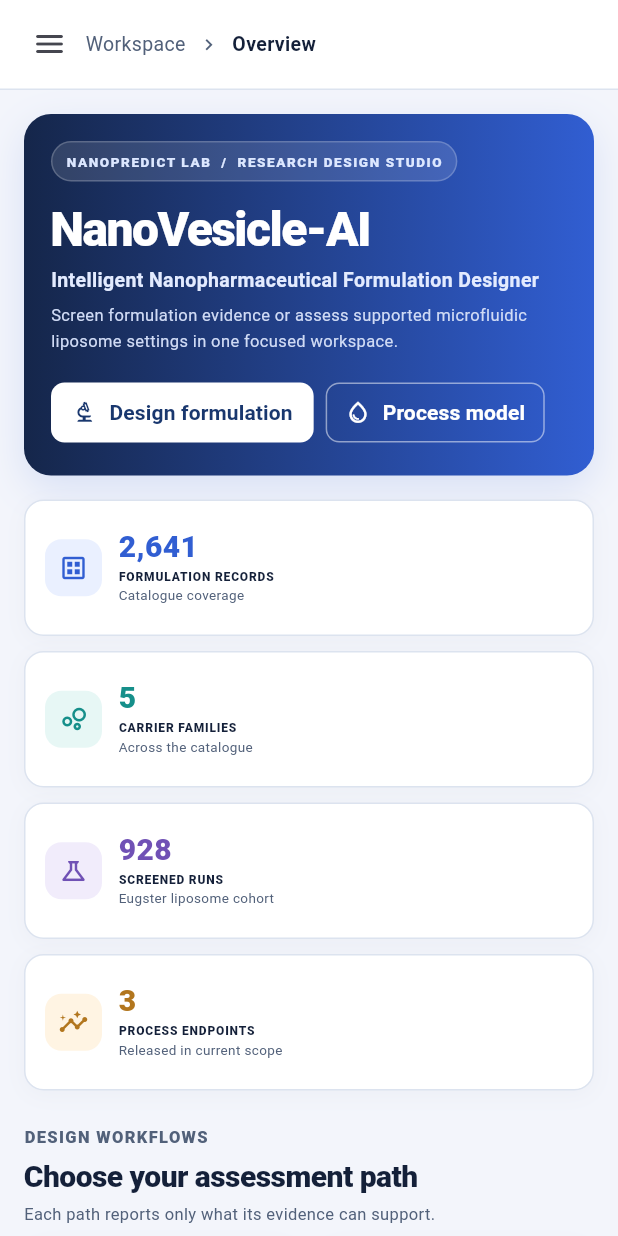
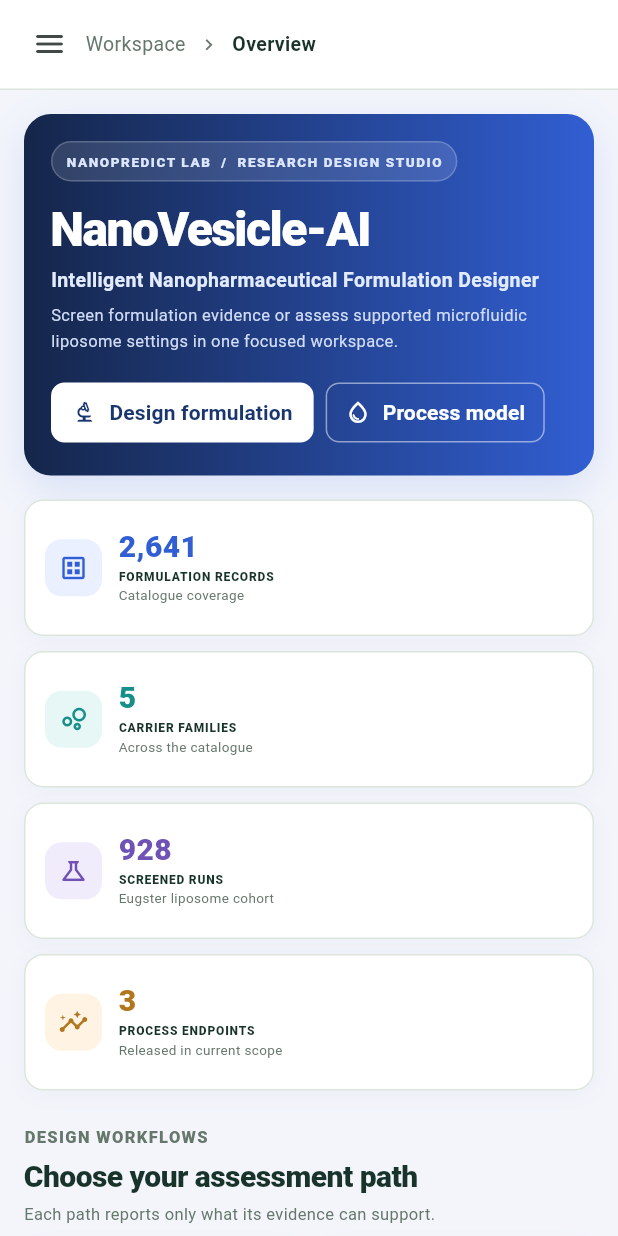
Before and after one commit to alihamdy135/smartnanoformulator, a Flutter app: the screen it shows after launch, after a tap on the "menu" icon, after a tap on "Overview", on a phone screen of 412 x 824 dp. Run offline on Flutter 3.47's test engine with Material 3 defaults, Android fonts, the phone set to English and light mode, and no system bars; missing offline and left inert: dart:html.

Commit message:
Apply green NanoPredict design system

```diff
--- a/frontend/lib/main.dart
+++ b/frontend/lib/main.dart
@@ -12,13 +12,13 @@ const _apiBase = String.fromEnvironment(
   defaultValue: 'http://127.0.0.1:8000',
 );
 
-const _ink = Color(0xFF142039);
-const _indigo = Color(0xFF6240B3);
-const _muted = Color(0xFF52617A);
-const _teal = Color(0xFF2756D5);
-const _line = Color(0xFFDCE3EF);
+const _ink = Color(0xFF183329);
+const _indigo = Color(0xFF71856F);
+const _muted = Color(0xFF66776B);
+const _teal = Color(0xFF34745A);
+const _line = Color(0xFFDCE6DD);
 const _surface = Color(0xFFFFFFFF);
-const _soft = Color(0xFFF0F4FA);
+const _soft = Color(0xFFF0F5F0);
 
 void main() => runApp(const NanoPredictLabApp());
 
@@ -39,7 +39,7 @@ class _InputSectionHeading extends StatelessWidget {
             height: 30,
             alignment: Alignment.center,
             decoration: BoxDecoration(
-              color: const Color(0xFFEAF0FF),
+              color: const Color(0xFFE7F0E6),
               borderRadius: BorderRadius.circular(9),
             ),
             child: Text(number,
@@ -145,7 +145,7 @@ class _OutputPreview extends StatelessWidget {
           Container(
             padding: const EdgeInsets.symmetric(horizontal: 9, vertical: 8),
             decoration: BoxDecoration(
-                color: const Color(0xFFF4F7FC),
+                color: const Color(0xFFF1F6F0),
                 borderRadius: BorderRadius.circular(9),
                 border: Border.all(color: _line)),
             child: Row(
@@ -180,7 +180,7 @@ class _PropertyCoverage extends StatelessWidget {
           return Container(
             padding: const EdgeInsets.all(11),
             decoration: BoxDecoration(
-              color: const Color(0xFFF5F8FD),
+              color: const Color(0xFFF3F7F1),
               borderRadius: BorderRadius.circular(11),
               border: Border.all(color: _line),
             ),
@@ -220,7 +220,7 @@ class _PropertyCoverage extends StatelessWidget {
                           decoration: BoxDecoration(
                             color: controllers[i].text.trim().isNotEmpty
                                 ? _teal
-                                : const Color(0xFFDCE3EF),
+                                : const Color(0xFFDCE6DD),
                             borderRadius: BorderRadius.circular(5),
                           ),
                         ),
@@ -260,8 +260,8 @@ class _CarrierFamilyStrip extends StatelessWidget {
         for (final family in families)
           _Pill(
             label: family,
-            color: const Color(0xFFF0F5FC),
-            textColor: const Color(0xFF385176),
+            color: const Color(0xFFEEF4EC),
+            textColor: const Color(0xFF3E5C43),
             icon: Icons.circle,
           ),
       ],
@@ -289,7 +289,7 @@ class _CompositionPreview extends StatelessWidget {
           return Container(
             padding: const EdgeInsets.all(12),
             decoration: BoxDecoration(
-              color: const Color(0xFFF7F9FD),
+              color: const Color(0xFFF6F9F4),
               borderRadius: BorderRadius.circular(11),
               border: Border.all(color: _line),
             ),
@@ -333,17 +333,17 @@ class _CompositionPreview extends StatelessWidget {
                   runSpacing: 5,
                   children: [
                     _CompositionLegend(
-                      color: const Color(0xFF315ED2),
+                      color: const Color(0xFF34745A),
                       label: 'Cholesterol ' +
                           cholesterolPct.toStringAsFixed(1) +
                           '%',
                     ),
                     _CompositionLegend(
-                      color: const Color(0xFF16A6A1),
+                      color: const Color(0xFF9AAE78),
                       label: 'PEG ' + pegPct.toStringAsFixed(1) + '%',
                     ),
                     _CompositionLegend(
-                      color: const Color(0xFFDDE4EF),
+                      color: const Color(0xFFDCE6DD),
                       label: 'Remaining ' + remaining.toStringAsFixed(1) + '%',
                     ),
                   ],
@@ -366,9 +366,9 @@ class _CompositionPainter extends CustomPainter {
 
   @override
   void paint(Canvas canvas, Size size) {
-    final base = Paint()..color = const Color(0xFFDDE4EF);
-    final cholesterolPaint = Paint()..color = const Color(0xFF315ED2);
-    final pegPaint = Paint()..color = const Color(0xFF16A6A1);
+    final base = Paint()..color = const Color(0xFFDCE6DD);
+    final cholesterolPaint = Paint()..color = const Color(0xFF34745A);
+    final pegPaint = Paint()..color = const Color(0xFF9AAE78);
     canvas.drawRect(Offset.zero & size, base);
     final cholesterolWidth = size.width * cholesterol;
     final pegWidth = size.width * peg;
@@ -414,19 +414,19 @@ class _ProcessOutputPreview extends StatelessWidget {
         'SIZE',
         'cohort estimate · nm',
         Icons.straighten_rounded,
-        Color(0xFF315ED2)
+        Color(0xFF34745A)
       ),
       (
         'PDI',
         'cohort estimate · unitless',
         Icons.blur_on_rounded,
-        Color(0xFF16A6A1)
+        Color(0xFF8FA276)
       ),
       (
         'FORMATION',
         'uncalibrated score',
         Icons.bubble_chart_outlined,
-        Color(0xFF7051B5)
+        Color(0xFFB2761E)
       ),
       ('ZETA', 'not modeled here', Icons.electric_bolt_outlined, _muted),
       ('ENTRAPMENT', 'not modeled here', Icons.science_outlined, _muted),
@@ -485,7 +485,7 @@ class NanoPredictLabApp extends StatelessWidget {
       theme: ThemeData(
         colorScheme: scheme,
         useMaterial3: true,
-        scaffoldBackgroundColor: const Color(0xFFF1F4F9),
+        scaffoldBackgroundColor: const Color(0xFFF4F7F2),
         textTheme: const TextTheme(
           headlineMedium: TextStyle(
             color: _ink,
@@ -505,7 +505,7 @@ class NanoPredictLabApp extends StatelessWidget {
         ),
         inputDecorationTheme: InputDecorationTheme(
           filled: true,
-          fillColor: const Color(0xFFFAFBFD),
+          fillColor: const Color(0xFFFAFCF9),
           contentPadding: const EdgeInsets.symmetric(
             horizontal: 14,
             vertical: 14,
@@ -1461,7 +1461,7 @@ class _FormulationResultView extends StatelessWidget {
               label: 'Literature candidates',
               icon: Icons.menu_book_outlined,
               color: const Color(0xFF3A5DAA),
-              fill: const Color(0xFFEAF0FF),
+              fill: const Color(0xFFE7F0E6),
             ),
             _BriefMetric(
               count: unresolved,
@@ -2338,7 +2338,7 @@ class _ScopeFooter extends StatelessWidget {
             SizedBox(width: 9),
             Expanded(
               child: Text(
-                'Research use. Evidence relevance is not calibrated confidence. Drug-loaded estimates, cross-carrier rankings, ratio optimization, and tissue delivery predictions are not released by this prototype.',
+                'For research use. Evidence relevance is not a calibrated confidence score. Drug-loaded estimates, cross-carrier rankings, ratio optimization, and tissue delivery predictions are not available in this release.',
                 style: TextStyle(color: _muted, fontSize: 11, height: 1.45),
               ),
             ),
```
